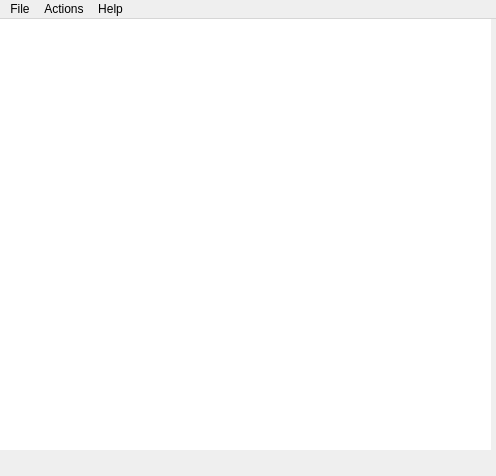
Qt form src/highscore.ui (plaatsoft/plaatscore) before a commit.
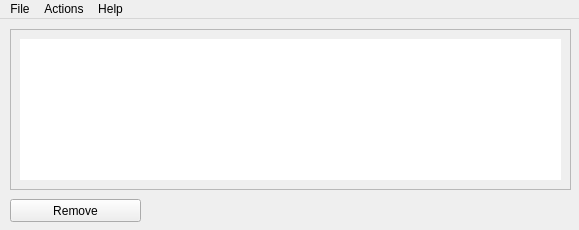
The same form after that commit.

Commit message: Add Checkbox to DataTable Improve layout

Patch:
```diff
--- a/src/highscore.ui
+++ b/src/highscore.ui
@@ -6,21 +6,55 @@
    <rect>
     <x>0</x>
     <y>0</y>
-    <width>496</width>
-    <height>476</height>
+    <width>579</width>
+    <height>230</height>
    </rect>
   </property>
   <property name="windowTitle">
    <string>HighScore</string>
   </property>
   <widget class="QWidget" name="centralWidget">
+   <widget class="QPushButton" name="pushButton">
+    <property name="geometry">
+     <rect>
+      <x>10</x>
+      <y>180</y>
+      <width>131</width>
+      <height>23</height>
+     </rect>
+    </property>
+    <property name="text">
+     <string>Remove</string>
+    </property>
+   </widget>
+   <widget class="QFrame" name="frame">
+    <property name="geometry">
+     <rect>
+      <x>10</x>
+      <y>10</y>
+      <width>561</width>
+      <height>161</height>
+     </rect>
+    </property>
+    <property name="frameShape">
+     <enum>QFrame::StyledPanel</enum>
+    </property>
+    <property name="frameShadow">
+     <enum>QFrame::Sunken</enum>
+    </property>
+    <property name="lineWidth">
+     <number>2</number>
+    </property>
+    <property name="midLineWidth">
+     <number>2</number>
+    </property>
    <widget class="QTableWidget" name="tableWidget">
     <property name="geometry">
      <rect>
-      <x>0</x>
-      <y>0</y>
-      <width>491</width>
-      <height>431</height>
+       <x>10</x>
+       <y>10</y>
+       <width>541</width>
+       <height>141</height>
      </rect>
     </property>
     <property name="minimumSize">
@@ -43,12 +77,13 @@
     </property>
    </widget>
   </widget>
+  </widget>
   <widget class="QMenuBar" name="menuBar">
    <property name="geometry">
     <rect>
      <x>0</x>
      <y>0</y>
-     <width>496</width>
+     <width>579</width>
      <height>20</height>
     </rect>
    </property>
```
Lines whose indentation alone changed are shown as unchanged. The commit also changes 3 other files.
